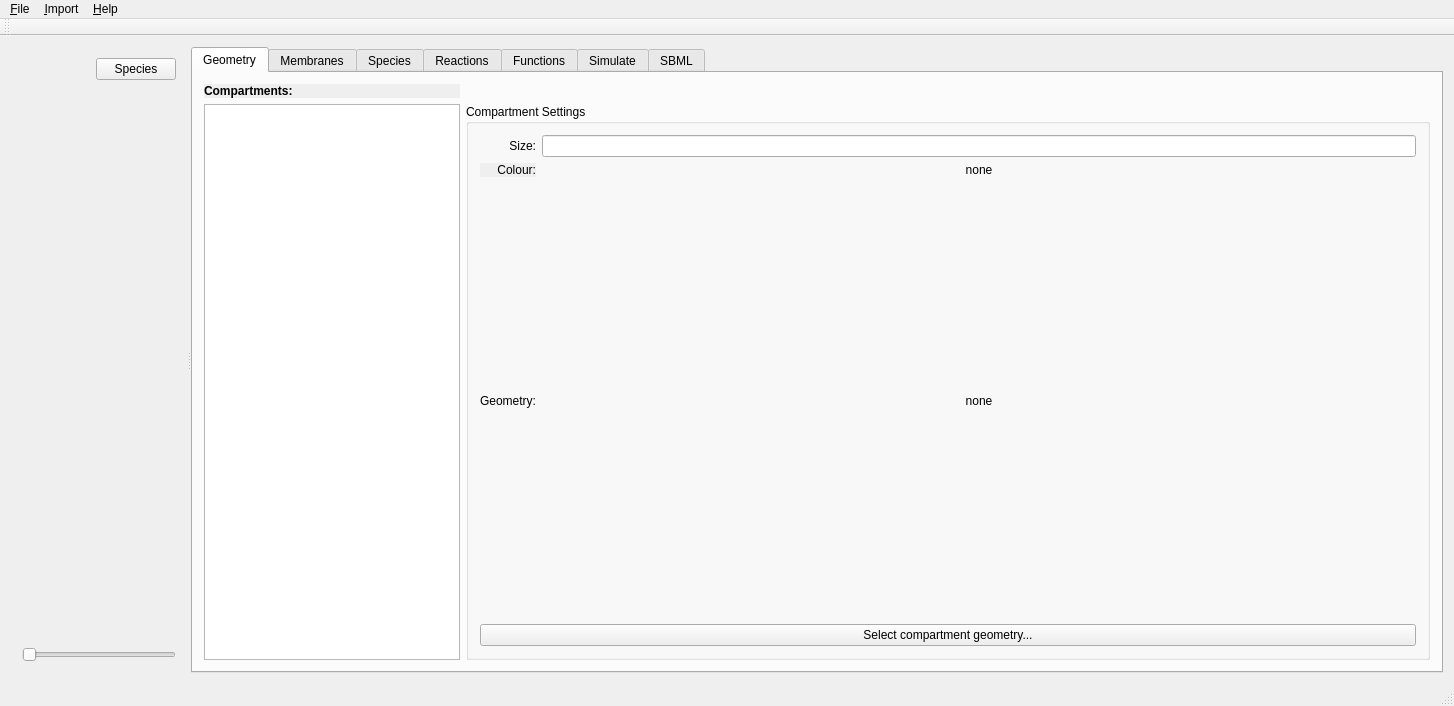
First picture: the form in ui/mainwindow.ui, repository spatial-model-editor/spatial-model-editor, before the edit.
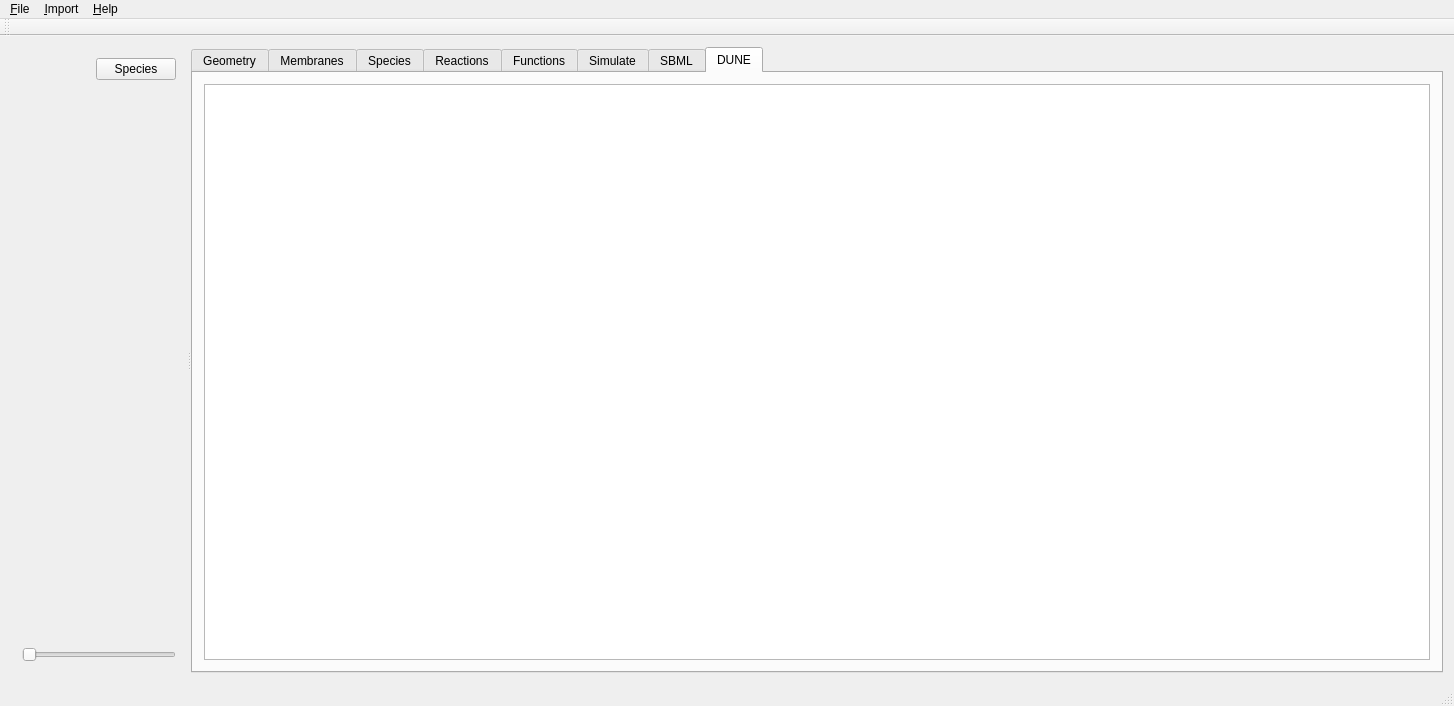
Second picture: the form after the edit. The open tabs and pages were chosen to show the change. Custom widgets are drawn as their Qt base class.

Commit message: add DUNE ini file generation

Diff of the .ui file:
```diff
--- a/ui/mainwindow.ui
+++ b/ui/mainwindow.ui
@@ -1270,6 +1270,29 @@
          </item>
         </layout>
        </widget>
+       <widget class="QWidget" name="tabDUNE">
+        <attribute name="title">
+         <string>DUNE</string>
+        </attribute>
+        <layout class="QHBoxLayout" name="horizontalLayout_6">
+         <item>
+          <widget class="QTextBrowser" name="txtDUNE">
+           <property name="lineWrapMode">
+            <enum>QTextEdit::NoWrap</enum>
+           </property>
+           <property name="acceptRichText">
+            <bool>false</bool>
+           </property>
+           <property name="textInteractionFlags">
+            <set>Qt::TextSelectableByMouse</set>
+           </property>
+           <property name="openLinks">
+            <bool>false</bool>
+           </property>
+          </widget>
+         </item>
+        </layout>
+       </widget>
       </widget>
      </widget>
     </item>
```
Left out of the diff: 9 changed lines with no effect on the pictures. The commit also changes 19 other files.
